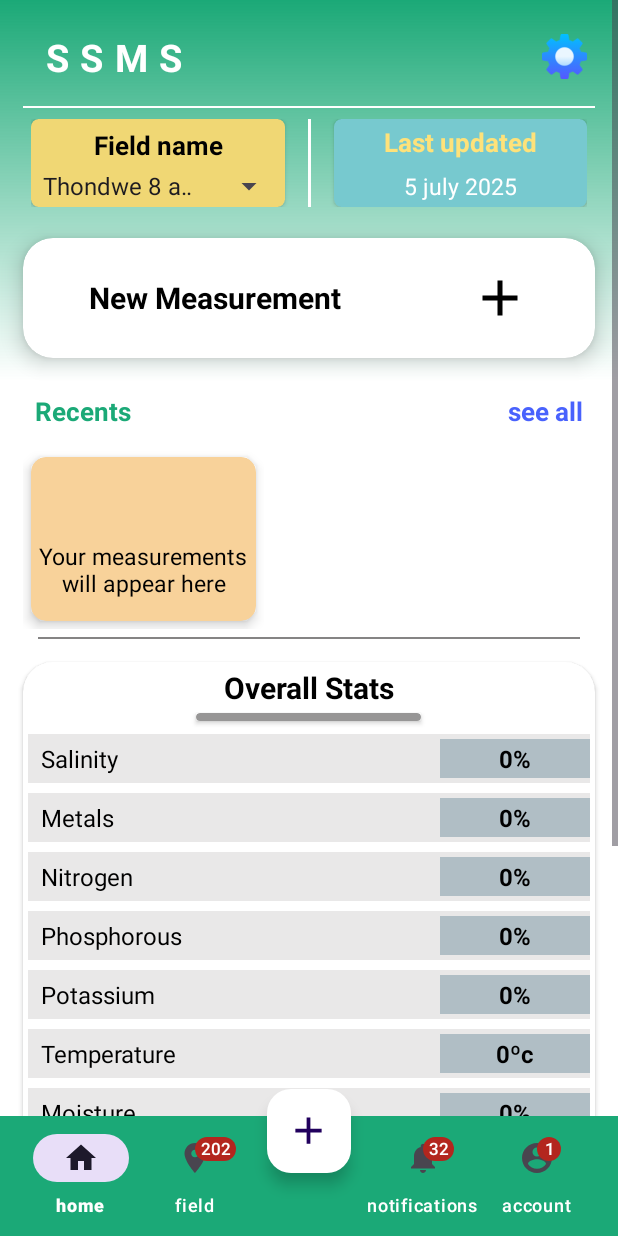
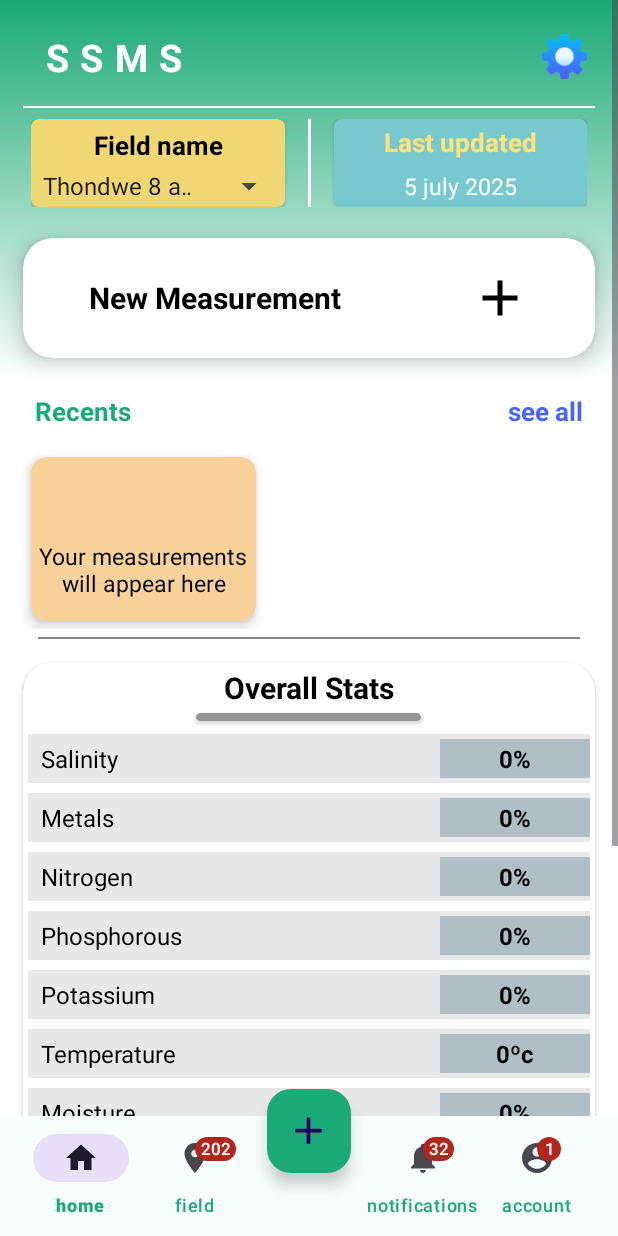
Before and after one commit to bsc-com-ne-05-20/ICT-project, an Android app: the HomePage screen opened directly, with no data from a screen before it, on a phone screen of 412 x 824 dp. Run offline under Robolectric (Android 15) with nearby library versions, the phone set to English and light mode, and no system bars; our stand-ins replace Firebase (no records; nobody signed in at launch, a user with empty details on screens opened directly).

Commit message:
added and changed some features

```diff
--- a/app/build.gradle
+++ b/app/build.gradle
@@ -41,5 +41,6 @@ dependencies {
     androidTestImplementation libs.espresso.core
     implementation 'com.google.android.gms:play-services-maps:18.2.0'
     implementation 'com.google.android.gms:play-services-location:21.0.1'
-    implementation 'com.google.firebase:firebase-firestore:24.10.0'
+    //implementation 'com.google.firebase:firebase-firestore:24.10.0'
+    implementation 'com.github.PhilJay:MPAndroidChart:v3.1.0'
 }
--- a/app/src/main/AndroidManifest.xml
+++ b/app/src/main/AndroidManifest.xml
@@ -27,6 +27,9 @@
         android:supportsRtl="true"
         android:theme="@style/Theme.SSMSProjectApp"
         tools:targetApi="31">
+        <activity
+            android:name=".Graphs"
+            android:exported="false" />
         <activity
             android:name=".AIRecommendations"
             android:exported="false" />
--- a/app/src/main/java/com/example/ssmsprojectapp/HomePage.java
+++ b/app/src/main/java/com/example/ssmsprojectapp/HomePage.java
@@ -24,7 +24,7 @@ import androidx.fragment.app.FragmentTransaction;
 import com.google.android.material.badge.BadgeDrawable;
 import com.google.android.material.bottomnavigation.BottomNavigationView;
 import com.google.android.material.floatingactionbutton.FloatingActionButton;
-import com.google.firebase.firestore.FirebaseFirestore;
+//import com.google.firebase.firestore.FirebaseFirestore;
 
 import java.util.HashMap;
 import java.util.Map;
@@ -35,7 +35,7 @@ public class HomePage extends AppCompatActivity {
     private BottomNavigationView bottomNavigationView;
 
     //database
-    private FirebaseFirestore database;
+    //private FirebaseFirestore database;
 
     @SuppressLint("MissingInflatedId")
     @Override
@@ -50,7 +50,7 @@ public class HomePage extends AppCompatActivity {
         });
 
         //init all database stuff
-        database = FirebaseFirestore.getInstance();
+        //database = FirebaseFirestore.getInstance();
 
 
         //init components
@@ -132,7 +132,7 @@ public class HomePage extends AppCompatActivity {
 
     //database methods
 
-    public void write2Firestore(FirebaseFirestore db){
+   /* public void write2Firestore(FirebaseFirestore db){
         Map<String, Object> farm = new HashMap<>();
         farm.put("owner", "John Doe");
         farm.put("location", "Lilongwe, Malawi");
@@ -143,9 +143,9 @@ public class HomePage extends AppCompatActivity {
                 .addOnSuccessListener(aVoid -> Log.d("Firestore", "Data added"))
                 .addOnFailureListener(e -> Log.e("Firestore", "Error adding data", e));
 
-    }
+    }*/
 
-    public void readData(FirebaseFirestore db){
+    /*public void readData(FirebaseFirestore db){
         db.collection("farms").document("Farm1")
                 .get()
                 .addOnSuccessListener(document -> {
@@ -156,19 +156,19 @@ public class HomePage extends AppCompatActivity {
                 })
                 .addOnFailureListener(e -> Log.e("Firestore", "Error fetching data", e));
 
-    }
+    }*/
 
-    public void updateData(FirebaseFirestore db){
+    /*public void updateData(FirebaseFirestore db){
         db.collection("farms").document("Farm1")
                 .update("soilPH", 7.2)
                 .addOnSuccessListener(aVoid -> Log.d("Firestore", "Data updated"));
 
-    }
+    }*/
 
-    public void deleteData(FirebaseFirestore db){
+    /*public void deleteData(FirebaseFirestore db){
         db.collection("farms").document("Farm1")
                 .delete()
                 .addOnSuccessListener(aVoid -> Log.d("Firestore", "Data deleted"));
 
-    }
+    }*/
 }
--- a/app/src/main/res/layout/activity_airecommendations.xml
+++ b/app/src/main/res/layout/activity_airecommendations.xml
@@ -47,7 +47,7 @@
         android:orientation="horizontal">
 
         <Button
-            android:id="@+id/Crops"
+            android:id="@+id/crops"
             style="@style/Widget.AppCompat.Button.Borderless.Colored"
             android:layout_width="wrap_content"
             android:layout_height="wrap_content"
@@ -84,7 +84,7 @@
     </androidx.cardview.widget.CardView>
 
     <Button
-        android:id="@+id/button2"
+        android:id="@+id/proceed_to_chat"
         android:layout_width="match_parent"
         android:layout_height="wrap_content"
         android:layout_marginTop="5dp"
--- a/app/src/main/res/layout/activity_home_page.xml
+++ b/app/src/main/res/layout/activity_home_page.xml
@@ -23,7 +23,6 @@
             android:layout_width="match_parent"
             android:layout_height="match_parent"/>
 
-
         <com.google.android.material.bottomappbar.BottomAppBar
             android:id="@+id/bottomAppBar"
             android:layout_width="match_parent"
@@ -33,18 +32,19 @@
             app:fabCradleMargin="20dp"
             app:layout_behavior="com.google.android.material.behavior.HideBottomViewOnScrollBehavior"
             app:fabCradleVerticalOffset="30dp"
-            app:backgroundTint="@color/main_color"
+            app:backgroundTint="#F6FDFB"
             app:fabCradleRoundedCornerRadius="20dp"
             android:layout_gravity="bottom" >
 
             <com.google.android.material.bottomnavigation.BottomNavigationView
                 android:id="@+id/bottom_nav_view"
+                android:background="@android:color/transparent"
                 android:layout_width="match_parent"
                 android:layout_height="wrap_content"
-                android:background="@android:color/transparent"
+
                 app:menu="@menu/bottom_nav_menu"
                 app:labelVisibilityMode="labeled"
-                app:itemTextColor="@color/white"
+                app:itemTextColor="@color/main_color"
                 android:elevation="0dp"
                 android:layout_marginRight="8dp"/>
         </com.google.android.material.bottomappbar.BottomAppBar>
@@ -58,7 +58,7 @@
             app:layout_behavior="com.google.android.material.behavior.HideBottomViewOnScrollBehavior"
             app:layout_anchor="@id/bottomAppBar"
             app:layout_anchorGravity="center"
-            app:backgroundTint="@color/white"
+            app:backgroundTint="@color/main_color"
             app:maxImageSize="30dp"
             app:srcCompat="@drawable/baseline_add_24" />
 
```
Also changed, not shown: app/src/main/java/com/example/ssmsprojectapp/AIRecommendations.java (+42 -0 lines).
